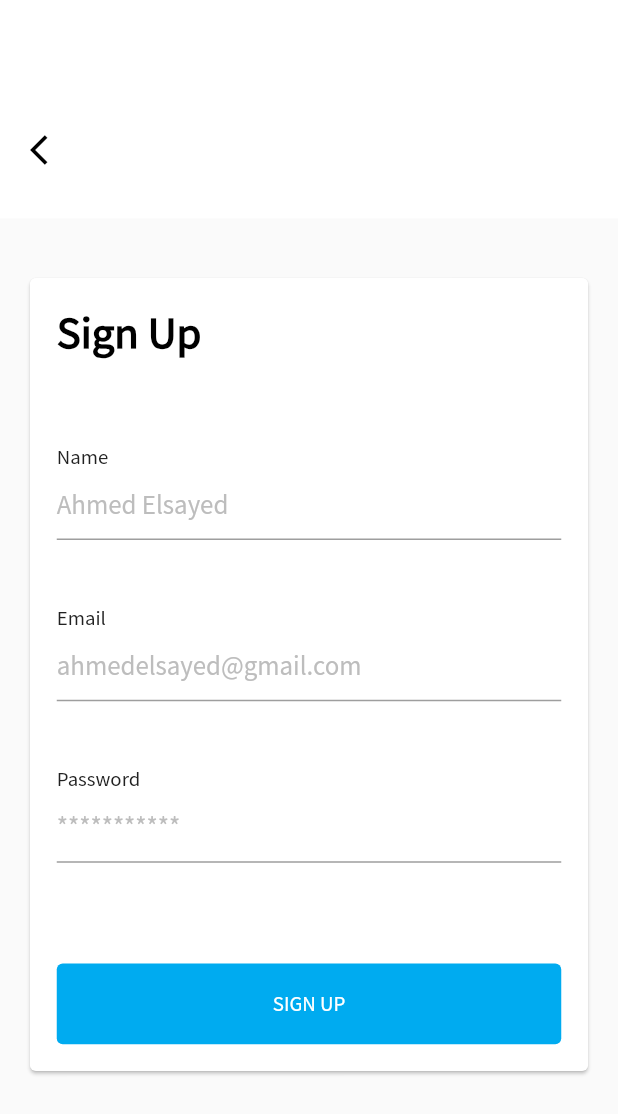
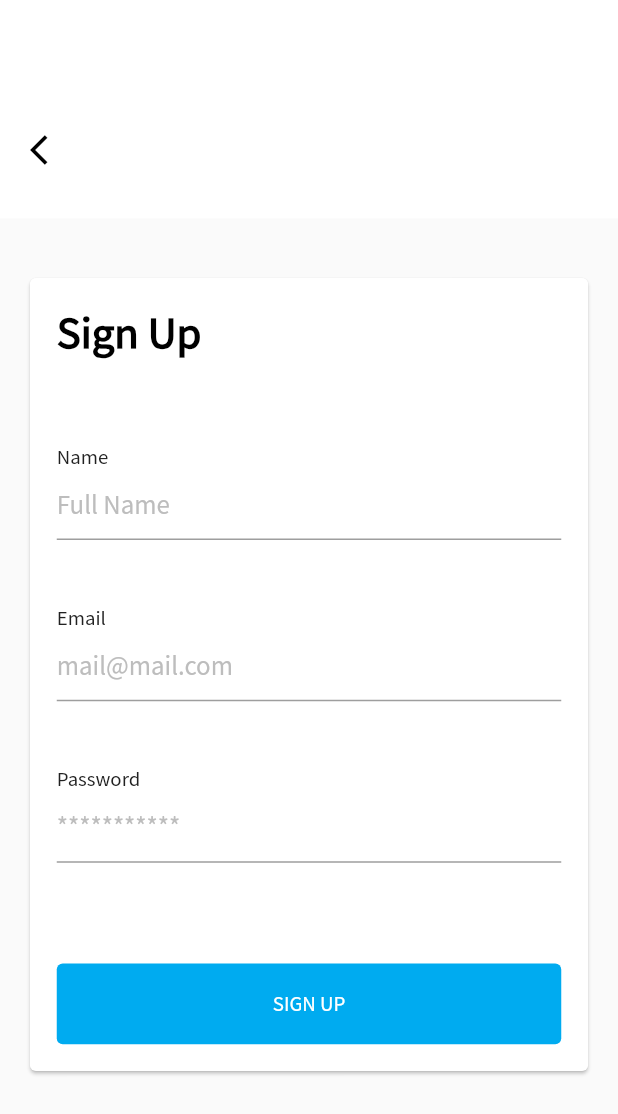
Before and after one commit to hafizhh3d/app_dev, a Flutter app: the screen it shows after launch, after a tap on "Sign Up", on a phone screen of 412 x 824 dp. Shown: the top 1114 px of the screen. Run offline on Flutter 3.47's test engine with Material 2 defaults, Android fonts, the phone set to English and light mode, and no system bars; our stand-ins replace cloud_firestore, firebase_auth, firebase_core, firebase_storage, flutter_screenutil, get and 4 more; missing offline and left inert: flutter_facebook_auth; accounts and stored records are empty.

Commit message:
change default hint text

```diff
--- a/lib/view/auth/login_view.dart
+++ b/lib/view/auth/login_view.dart
@@ -62,7 +62,7 @@ class LoginView extends GetWidget<AuthViewModel> {
                           ),
                           CustomTextFormField(
                             title: 'Email',
-                            hintText: 'ahmedelsayed@gmail.com',
+                            hintText: 'mail@mail.com',
                             keyboardType: TextInputType.emailAddress,
                             validatorFn: (value) {
                               if (value!.isEmpty)
--- a/lib/view/auth/register_view.dart
+++ b/lib/view/auth/register_view.dart
@@ -61,7 +61,7 @@ class RegisterView extends GetWidget<AuthViewModel> {
                         ),
                         CustomTextFormField(
                           title: 'Name',
-                          hintText: 'Ahmed Elsayed',
+                          hintText: 'Full Name',
                           validatorFn: (value) {
                             if (value!.isEmpty || value.length < 4)
                               return 'Please enter valid name.';
@@ -75,7 +75,7 @@ class RegisterView extends GetWidget<AuthViewModel> {
                         ),
                         CustomTextFormField(
                           title: 'Email',
-                          hintText: 'ahmedelsayed@gmail.com',
+                          hintText: 'mail@mail.com',
                           keyboardType: TextInputType.emailAddress,
                           validatorFn: (value) {
                             if (value!.isEmpty)
```
